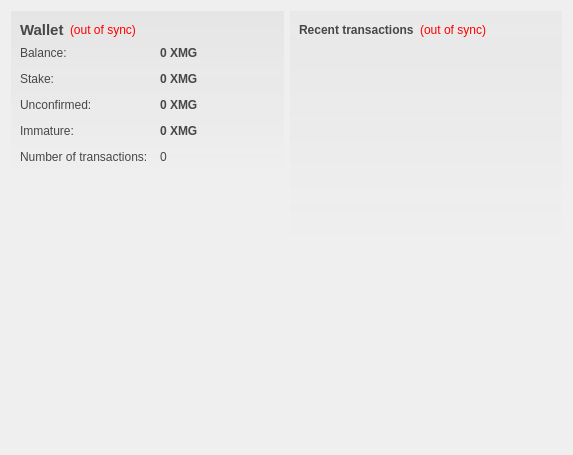
This is src/qt/forms/overviewpage.ui in m-pays/magi as Qt 5 draws it before an edit. The edited form follows.
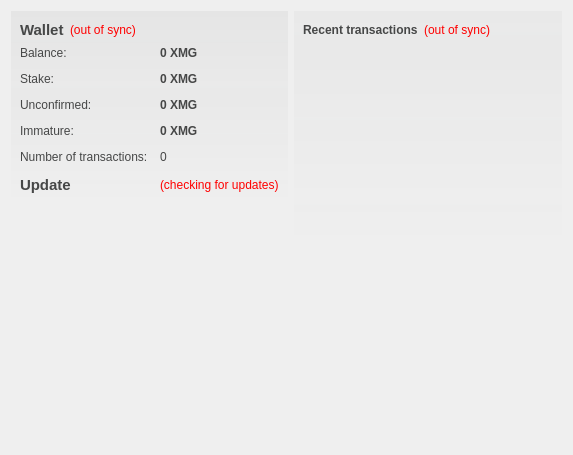
This is the edited form. Icons and pictures are not drawn.

The edit to the form file:
```diff
--- a/src/qt/forms/overviewpage.ui
+++ b/src/qt/forms/overviewpage.ui
@@ -246,6 +246,39 @@
             </property>
            </widget>
           </item>
+          <item row="5" column="0">
+           <widget class="QLabel" name="labelUpdateStatic">
+            <property name="font">
+             <font>
+              <pointsize>11</pointsize>
+              <weight>75</weight>
+              <bold>true</bold>
+             </font>
+            </property>
+            <property name="styleSheet">
+             <string notr="true">color: #464747;</string>
+            </property>
+            <property name="text">
+             <string>Update </string>
+            </property>
+           </widget>
+          </item>
+          <item row="5" column="1">
+           <widget class="QLabel" name="labelUpdateStatus">
+            <property name="toolTip">
+             <string>A new client version has been released!</string>
+            </property>
+            <property name="styleSheet">
+             <string notr="true">QLabel { color: red; }</string>
+            </property>
+            <property name="text">
+             <string notr="true">(checking for updates)</string>
+            </property>
+            <property name="alignment">
+             <set>Qt::AlignLeading|Qt::AlignLeft|Qt::AlignVCenter</set>
+            </property>
+           </widget>
+          </item>
          </layout>
         </item>
        </layout>
```
Left out of the diff: 2 changed lines with no effect on the pictures.
